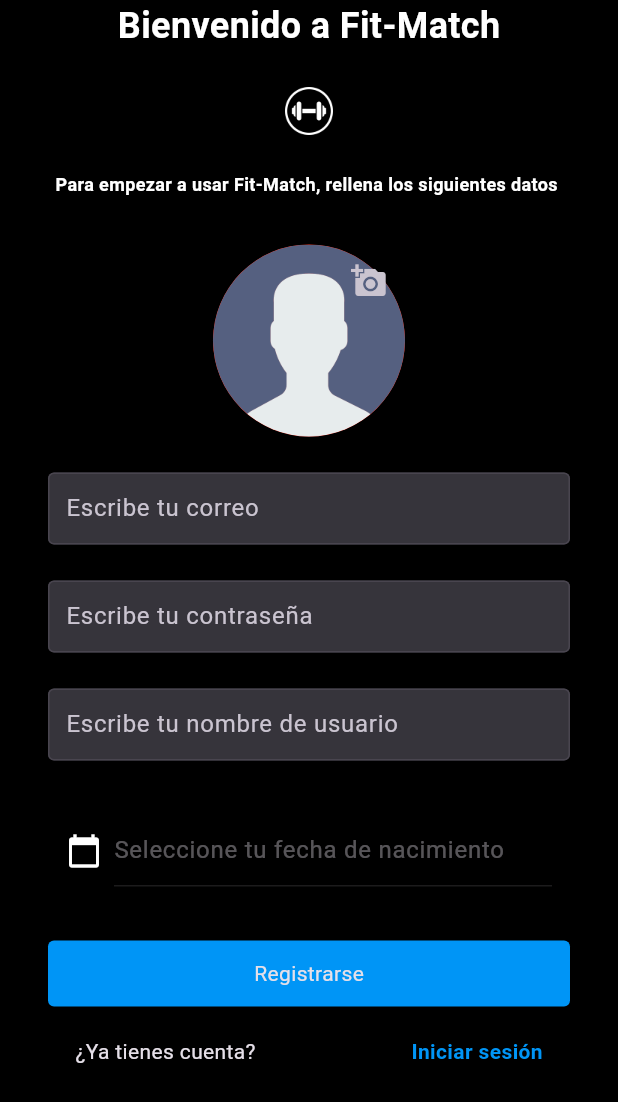
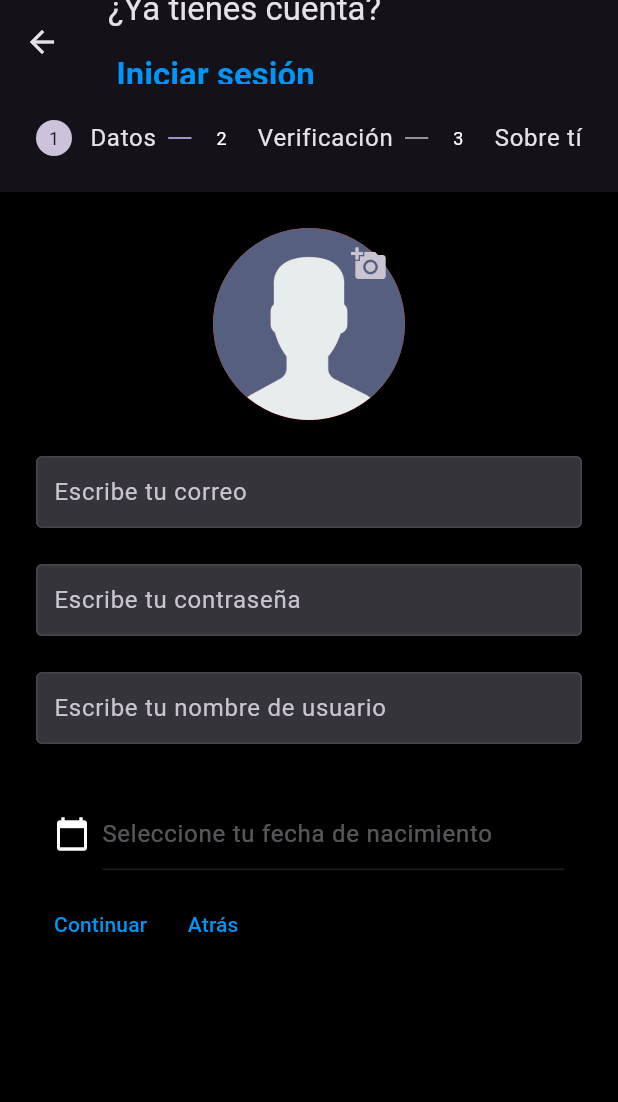
Before and after one commit to christianTDConsulting/frontend_firtmatch_flutter, a Flutter app: the RegisterScreen screen opened directly, on a phone screen of 412 x 824 dp. Shown: the top 1102 px of the screen. Run offline on Flutter 3.47's test engine with Material 3 defaults, Android fonts, the phone set to English and light mode, and no system bars; our stand-ins replace flutter_rating_bar, fluttertoast, image_picker, jwt_decoder, like_button, shared_preferences; missing offline and left inert: email_auth; accounts and stored records are empty.

Commit message:
Progreso registro

```diff
--- a/lib/screens/shared/register_screen.dart
+++ b/lib/screens/shared/register_screen.dart
@@ -1,7 +1,9 @@
 import 'dart:typed_data';
 
+import 'package:fit_match/widget/custom_button.dart';
 import 'package:flutter/material.dart';
 import 'package:email_auth/email_auth.dart';
+import 'package:flutter/services.dart';
 import 'package:image_picker/image_picker.dart';
 import 'package:fit_match/utils/colors.dart';
 import 'package:fit_match/utils/dimensions.dart';
@@ -29,6 +31,7 @@ class _RegisterScreenState extends State<RegisterScreen> {
 
   bool _isLoading = false;
   Uint8List? _image;
+  int _currentStep = 0;
 
   @override
   void dispose() {
@@ -42,16 +45,26 @@ class _RegisterScreenState extends State<RegisterScreen> {
 
   Future<void> _sendOTP() async {
     bool result = await _emailAuth.sendOtp(
-        recipientMail: _emailController.text, otpLength: 6);
+        recipientMail: _emailController.text, otpLength: 4);
     print(result ? "OTP sent successfully" : "Failed to send OTP");
   }
 
   Future<void> _verifyOTP() async {
+    setState(() => _isLoading = true);
     bool result = await _emailAuth.validateOtp(
         recipientMail: _emailController.text, userOtp: _otpController.text);
     if (result) {
-      _signUpUser();
+      // Si la verificación es exitosa, avanza al siguiente paso
+      if (_currentStep < 2) {
+        setState(() {
+          _currentStep += 1;
+        });
       }
+    } else {
+      // Mostrar mensaje de error si la verificación falla
+      showToast(context, 'Verificación OTP fallida');
+    }
+    setState(() => _isLoading = false);
   }
 
   Future<void> _signUpUser() async {
@@ -71,24 +84,99 @@ class _RegisterScreenState extends State<RegisterScreen> {
 
   @override
   Widget build(BuildContext context) {
-    return Scaffold(
-      resizeToAvoidBottomInset: false,
+    return WillPopScope(
+      onWillPop: () async {
+        // Redirigir al login al presionar el botón de retroceso
+        Navigator.of(context).pushReplacement(
+          MaterialPageRoute(builder: (context) => const LoginScreen()),
+        );
+        return false;
+      },
+      child: Scaffold(
+        appBar: AppBar(title: _buildLoginOption(context)),
         body: SafeArea(
-        child: Container(
-          padding: _getHorizontalPadding(context),
-          width: double.infinity,
-          child: SingleChildScrollView(
-            child: Form(
-              key: _formKey,
+          child: Theme(
+            data: Theme.of(context).copyWith(
+              primaryColor: blueColor, // Definir el color del Stepper
+            ),
+            child: Stepper(
+              type: StepperType.horizontal,
+              currentStep: _currentStep,
+              onStepContinue: () async {
+                if (_currentStep == 0) {
+                  // Lógica para el primer paso: verificar campos y enviar OTP
+                  if (_emailController.text.isNotEmpty &&
+                      _pswController.text.isNotEmpty &&
+                      _usernameController.text.isNotEmpty &&
+                      _dobController.text.isNotEmpty) {
+                    await _sendOTP();
+                    setState(() {
+                      _currentStep += 1;
+                    });
+                  } else {
+                    showToast(context, 'Por favor, completa todos los campos');
+                  }
+                } else if (_currentStep < 2) {
+                  // Avanzar al siguiente paso
+                  setState(() {
+                    _currentStep += 1;
+                  });
+                }
+              },
+              onStepCancel: _currentStep > 0
+                  ? () => setState(() => _currentStep -= 1)
+                  : null,
+              controlsBuilder: (BuildContext context, ControlsDetails details) {
+                return Row(
+                  children: <Widget>[
+                    TextButton(
+                      onPressed: details.onStepContinue,
+                      child: const Text('Continuar',
+                          style: TextStyle(color: blueColor)),
+                    ),
+                    TextButton(
+                      onPressed: details.onStepCancel,
+                      child: const Text('Atrás',
+                          style: TextStyle(color: blueColor)),
+                    ),
+                  ],
+                );
+              },
+              steps: _buildSteps(),
+            ),
+          ),
+        ),
+      ),
+    );
+  }
+
+  List<Step> _buildSteps() {
+    return [
+      Step(
+        title: const Text('Datos'),
+        content: _buildUserDataStep(),
+        isActive: _currentStep >= 0,
+        state: _currentStep > 0 ? StepState.complete : StepState.indexed,
+      ),
+      Step(
+        title: const Text('Verificación'),
+        content: _buildVerificationStep(),
+        isActive: _currentStep >= 1,
+        state: _currentStep > 1 ? StepState.complete : StepState.indexed,
+      ),
+      Step(
+        title: const Text('Sobre tí'),
+        content: _buildPreferencesStep(),
+        isActive: _currentStep >= 2,
+        state: _currentStep > 2 ? StepState.complete : StepState.indexed,
+      ),
+    ];
+  }
+
+  Widget _buildUserDataStep() {
+    return SingleChildScrollView(
       child: Column(
-                crossAxisAlignment: CrossAxisAlignment.center,
         children: [
-                  _buildTitle(),
-                  const SizedBox(height: 24),
-                  _buildLogo(),
-                  const SizedBox(height: 24),
-                  _buildDescription(),
-                  const SizedBox(height: 32),
           _buildImageSelector(),
           const SizedBox(height: 24),
           _buildEmailTextField(),
@@ -98,24 +186,54 @@ class _RegisterScreenState extends State<RegisterScreen> {
           _buildUsernameTextField(),
           const SizedBox(height: 24),
           DatepickerWidget(controller: _dobController),
-                  const SizedBox(height: 24),
-                  _buildRegisterButton(),
-                  const SizedBox(height: 12),
-                  _buildLoginOption(context),
         ],
-              ),
-            ),
-          ),
-        ),
       ),
     );
   }
 
-  EdgeInsets _getHorizontalPadding(BuildContext context) =>
+  Widget _buildVerificationStep() {
+    return Column(
+      children: [
+        Padding(
+          padding: const EdgeInsets.symmetric(vertical: 8.0),
+          child: TextField(
+            controller: _otpController,
+            keyboardType: TextInputType.number,
+            decoration: InputDecoration(
+              hintText: 'Introduce el código OTP',
+              border: OutlineInputBorder(),
+            ),
+            maxLength: 4, // Limita la longitud a 4
+            inputFormatters: [
+              FilteringTextInputFormatter.digitsOnly, // Acepta solo dígitos
+            ],
+          ),
+        ),
+        CustomButton(
+          onTap: () {
+            if (_otpController.text.length == 4) {
+              _verifyOTP();
+            } else {
+              showToast(context, 'Por favor, introduce un código OTP válido');
+            }
+          },
+          text: 'Verificar OTP',
+        ),
+      ],
+    );
+  }
+
+  Widget _buildPreferencesStep() {
+    // Aquí puedes colocar el widget para las preferencias del usuario
+    return const Text('Pantalla de Preferencias');
+  }
+
+  /* EdgeInsets _getHorizontalPadding(BuildContext context) =>
       MediaQuery.of(context).size.width > webScreenSize
           ? EdgeInsets.symmetric(
               horizontal: MediaQuery.of(context).size.width / 3)
           : const EdgeInsets.symmetric(horizontal: 32);
+*/
 
   Widget _buildTitle() => const Text(
         'Bienvenido a Fit-Match',
@@ -198,7 +316,7 @@ class _RegisterScreenState extends State<RegisterScreen> {
       );
 
   Widget _buildLoginOption(BuildContext context) => Wrap(
-        spacing: 100,
+        spacing: 25,
         children: [
           const Padding(
             padding: EdgeInsets.symmetric(vertical: 8),
```
Also changed, not shown: lib/services/auth_service.dart (+27 -46 lines). Lines whose indentation alone changed are shown as unchanged.
